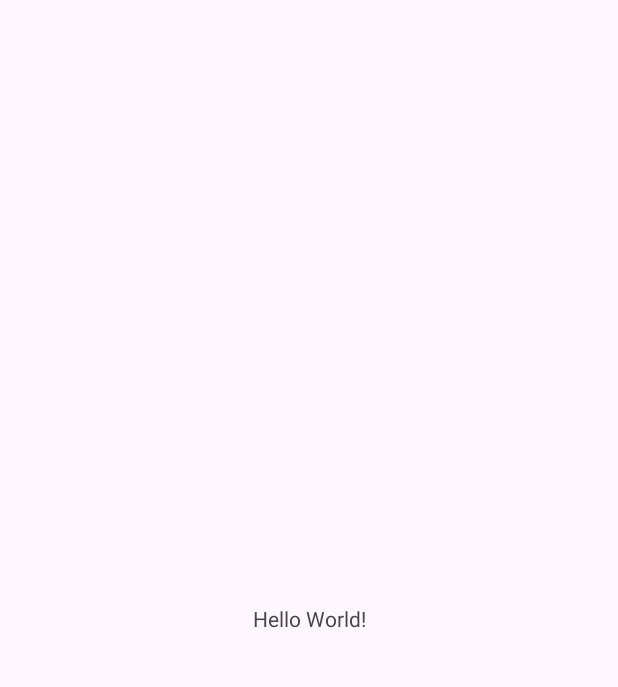
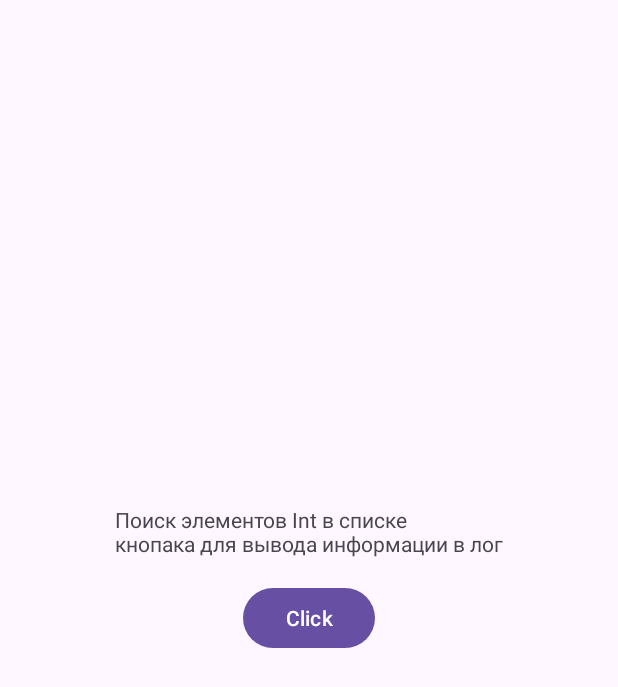
Before and after one commit to coolkosta/EffectiveMobileTestApp, an Android app: the screen it shows after launch (MainActivity), on a phone screen of 412 x 824 dp. Before the commit the part shown is almost empty. Shown: the top 687 px of the screen. Run offline under Robolectric (Android 15) with nearby library versions, the phone set to English and light mode, and no system bars.

Commit message:
добавление кнопки для 3 задачи

```diff
--- a/app/src/main/java/com/coolkosta/effectivemobiletestapp/MainActivity.kt
+++ b/app/src/main/java/com/coolkosta/effectivemobiletestapp/MainActivity.kt
@@ -2,6 +2,7 @@ package com.coolkosta.effectivemobiletestapp
 
 import android.os.Bundle
 import android.util.Log
+import android.widget.Button
 import androidx.activity.enableEdgeToEdge
 import androidx.appcompat.app.AppCompatActivity
 import androidx.core.view.ViewCompat
@@ -15,9 +16,6 @@ class MainActivity : AppCompatActivity() {
 
     override fun onCreate(savedInstanceState: Bundle?) {
         super.onCreate(savedInstanceState)
-        val list = AnyList.list.getIntList()
-        Log.d("ActivityListInt", "$list")
-
         val firstExampleShakerSort =
             ShakerSortAlgorithm.sort(SomeListForShakerAlgorithm.firstExample)
         val secondExampleShakerSort =
@@ -31,6 +29,11 @@ class MainActivity : AppCompatActivity() {
 
         enableEdgeToEdge()
         setContentView(R.layout.activity_main)
+        val button = findViewById<Button>(R.id.findIntBtn)
+        button.setOnClickListener {
+            val list = AnyList.list.getIntList()
+            Log.d("ActivityListInt", "$list")
+        }
         ViewCompat.setOnApplyWindowInsetsListener(findViewById(R.id.main)) { v, insets ->
             val systemBars = insets.getInsets(WindowInsetsCompat.Type.systemBars())
             v.setPadding(systemBars.left, systemBars.top, systemBars.right, systemBars.bottom)
--- a/app/src/main/res/layout/activity_main.xml
+++ b/app/src/main/res/layout/activity_main.xml
@@ -8,12 +8,24 @@
     tools:context=".MainActivity">
 
     <TextView
+        android:id="@+id/textView"
         android:layout_width="wrap_content"
         android:layout_height="wrap_content"
-        android:text="Hello World!"
+        android:text="Поиск элементов Int в списке\nкнопака для вывода информации в лог"
+        app:layout_constraintBottom_toTopOf="@id/findIntBtn"
+        app:layout_constraintEnd_toEndOf="parent"
+        android:layout_marginBottom="16dp"
+        app:layout_constraintStart_toStartOf="parent"/>
+
+    <Button
+        android:text="Click"
+        android:id="@+id/findIntBtn"
+        android:layout_width="wrap_content"
+        android:layout_height="wrap_content"
         app:layout_constraintBottom_toBottomOf="parent"
         app:layout_constraintEnd_toEndOf="parent"
         app:layout_constraintStart_toStartOf="parent"
         app:layout_constraintTop_toTopOf="parent" />
 
+
 </androidx.constraintlayout.widget.ConstraintLayout>
```
